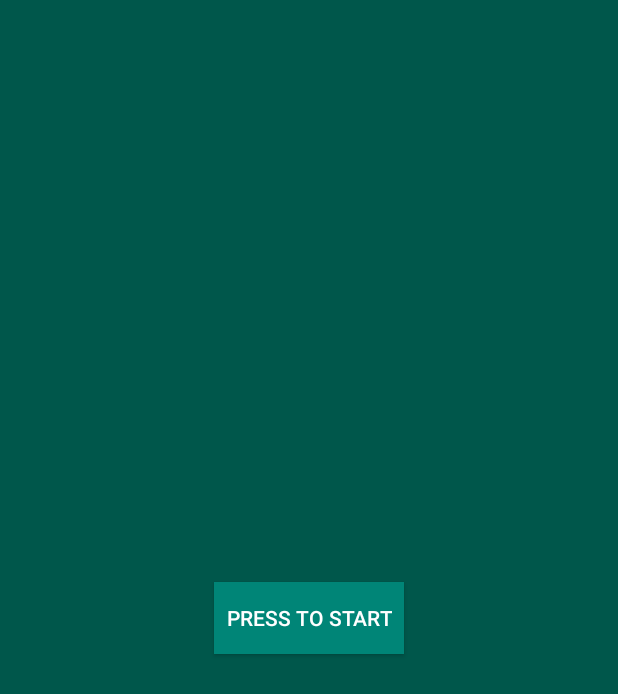
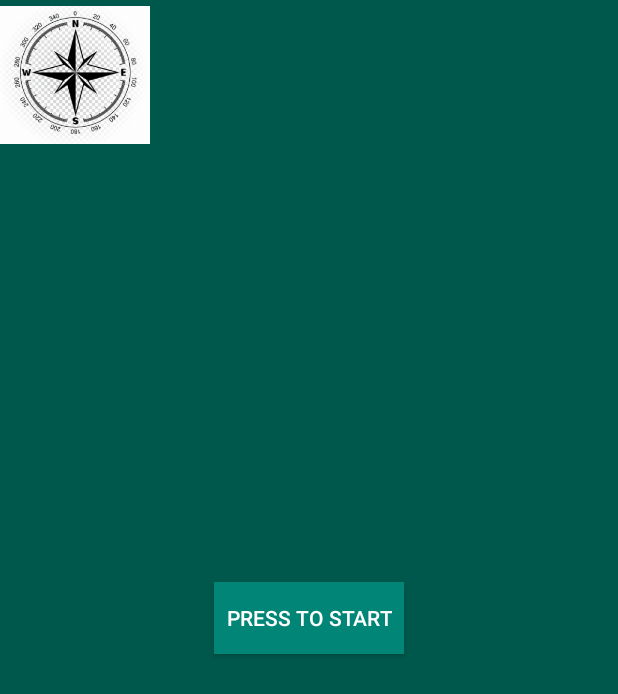
Before and after one commit to Qtyb/Accelerometer, an Android app: the screen it shows after launch (MainActivity), on a phone screen of 412 x 824 dp. Shown: the top 694 px of the screen. Run offline under Robolectric (Android 15) with nearby library versions, the phone set to English and light mode, and no system bars.

Commit message:
Magnetic sensor + compass animation added

```diff
--- a/app/src/main/java/com/example/piotrkutyba/accelerometr/MainActivity.java
+++ b/app/src/main/java/com/example/piotrkutyba/accelerometr/MainActivity.java
@@ -17,7 +17,10 @@ import android.os.Bundle;
 import android.util.Log;
 import android.view.Display;
 import android.view.View;
+import android.view.animation.Animation;
+import android.view.animation.RotateAnimation;
 import android.widget.Button;
+import android.widget.ImageView;
 import android.widget.TextView;
 import android.widget.Toast;
 
@@ -65,6 +68,14 @@ public class  MainActivity extends FragmentActivity implements OnMapReadyCallbac
     private TextView stopWatchTV;
     private RaceStatus raceChecker;
 
+
+    //magnietic
+    private ImageView imageView;
+    private float[] mGravity = new float[3];
+    private float[] mGeomagnetic = new float[3];
+    private float azimuth = 0f;
+    private float currentAzimuth = 0f;
+
     @Override
     protected void onCreate(Bundle savedInstanceState) {
         super.onCreate(savedInstanceState);
@@ -85,6 +96,11 @@ public class  MainActivity extends FragmentActivity implements OnMapReadyCallbac
 
         //TODO Tablica z markerami
         mMarkerArray = new Marker[5];
+
+
+        //magnetic
+        imageView = (ImageView)findViewById(R.id.compass);
+        mSensorManager = (SensorManager) getSystemService(SENSOR_SERVICE);
 
     }
     @Override
@@ -289,6 +305,13 @@ public class  MainActivity extends FragmentActivity implements OnMapReadyCallbac
         mSensorManager.registerListener(this, mAccelerometer, SensorManager.SENSOR_DELAY_NORMAL);
         mSensorManager.registerListener(this, mGravityAccelerometer, SensorManager.SENSOR_DELAY_NORMAL);
         super.onResume();
+
+        //magnetic
+        mSensorManager.registerListener(this, mSensorManager.getDefaultSensor(Sensor.TYPE_MAGNETIC_FIELD),
+                SensorManager.SENSOR_DELAY_GAME);
+
+        mSensorManager.registerListener(this, mSensorManager.getDefaultSensor(Sensor.TYPE_ACCELEROMETER),
+                SensorManager.SENSOR_DELAY_GAME);
     }
     @Override
     public void onSensorChanged(SensorEvent event) {
@@ -308,9 +331,79 @@ public class  MainActivity extends FragmentActivity implements OnMapReadyCallbac
             tmpSensorZAcc = event.values[2];
          //   Log.d("DEBUG: ","ACCELEROMETER:  x: " + event.values[0] +" , y: "+ event.values[1] +" , z: "+ event.values[2]);
         }
+
+        //magnetic
+        final float alpha = 0.97f;
+        synchronized (this) {
+
+            if (event.sensor.getType() == Sensor.TYPE_ACCELEROMETER){
+                mGravity[0] = alpha * mGravity[0] + (1-alpha) * event.values[0];  //przyspieszenie
+                mGravity[1] = alpha + mGravity[1] + (1-alpha) * event.values[1];   //ziemskie w 3
+                mGravity[2] = alpha + mGravity[2] + (1-alpha) * event.values[2];    //kierunkach
+            }
+
+            if(event.sensor.getType() == Sensor.TYPE_MAGNETIC_FIELD){
+                mGeomagnetic[0] = alpha * mGeomagnetic[0] + (1-alpha) * event.values[0]; //pole
+                mGeomagnetic[1] = alpha + mGeomagnetic[1] + (1-alpha) * event.values[1];//magnetyczne
+                mGeomagnetic[2] = alpha + mGeomagnetic[2] + (1-alpha) * event.values[2];// w 3 kierunkach
+
+
+                //    Log.d("magnetic", "MAGNETIC Y: " + event.values[0] + " MAGNETIC X: "
+                //          + event.values[1] + " MAGNETIC Z: " + event.values[2]);
+            }
+
+            float R[] = new float[9]; // macierz rotacji, gdy układ współrzędnych urządzenia
+            // jest taki jak układ współrzędnych ziemi
+
+            float I[] = new float[9]; // macierz rotacji dopasowana do układu współrzędnych urządzenia
+
+
+            boolean success = SensorManager.getRotationMatrix(R,I,mGravity,mGeomagnetic);
+            // nieprawda np. gdy urządzenie jest w swobodnym spadku
+
+            if(success){
+                float orientation[] = new float[3];
+                SensorManager.getOrientation(R,orientation);
+                azimuth = (float)Math.toDegrees(orientation[0]); // kat wokol osi z (raczej mnie nie obchodzi)
+                azimuth = (azimuth+360) % 360;
+
+                // Log.i("Orientation:", "orientation Y: " + Math.toDegrees(orientation[0]) +
+                //       " orientation X: " + Math.toDegrees(orientation[1]) + " orientation Z: " + Math.toDegrees(orientation[2]));
+
+
+                //animacja kompasu
+                Animation anim = new RotateAnimation(-currentAzimuth, -azimuth,
+                        Animation.RELATIVE_TO_SELF, 0.5f,Animation.RELATIVE_TO_SELF, 0.5f);
+
+                //public RotateAnimation (float fromDegrees,
+                //                float toDegrees,
+                //                int pivotXType,
+                //                float pivotXValue,
+                //                int pivotYType,
+                //                float pivotYValue)
+
+
+                currentAzimuth = azimuth;
+
+                anim.setDuration(300); //czas trwania animacji
+                anim.setRepeatCount(0); // ile razy animacja powinna zostac powtorzona
+                anim.setFillAfter(false); // prawda sprawia, że animacja rozciaga sie w czasie
+
+                imageView.startAnimation(anim);
+            }
+
+
+        }
     }
     @Override
     public void onAccuracyChanged(Sensor sensor, int accuracy) {
         Log.d("INFO: ","SensorsReader: onAccuracyChanged");
     }
+
+    //magnetic
+    @Override
+    protected void onPause() {
+        super.onPause();
+        mSensorManager.unregisterListener(this);
+    }
 }
--- a/app/src/main/res/layout/activity_main.xml
+++ b/app/src/main/res/layout/activity_main.xml
@@ -2,6 +2,7 @@
 <RelativeLayout xmlns:android="http://schemas.android.com/apk/res/android"
     android:layout_width="match_parent"
     android:layout_height="match_parent"
+    xmlns:tools="http://schemas.android.com/tools"
     android:orientation="vertical"
     android:screenOrientation="portrait">
 
@@ -85,4 +86,11 @@
         android:layout_margin="5dp"
         android:text="@string/bt_start"
         android:textColor="#ffffff" />
+    <ImageView
+        android:id="@+id/compass"
+        android:layout_width="100dp"
+        android:layout_height="100dp"
+        android:src="@drawable/compass"
+        tools:layout_editor_absoluteX="0dp"
+        tools:layout_editor_absoluteY="0dp" />
 </RelativeLayout>
```
Also changed, not shown: app/src/main/res/drawable-hdpi/compass.png (added), app/src/main/res/drawable-mdpi/compass.png (added), app/src/main/res/drawable-xhdpi/compass.png (added), app/src/main/res/drawable-xxhdpi/compass.png (added), app/src/main/res/drawable-xxxhdpi/compass.png (added).
